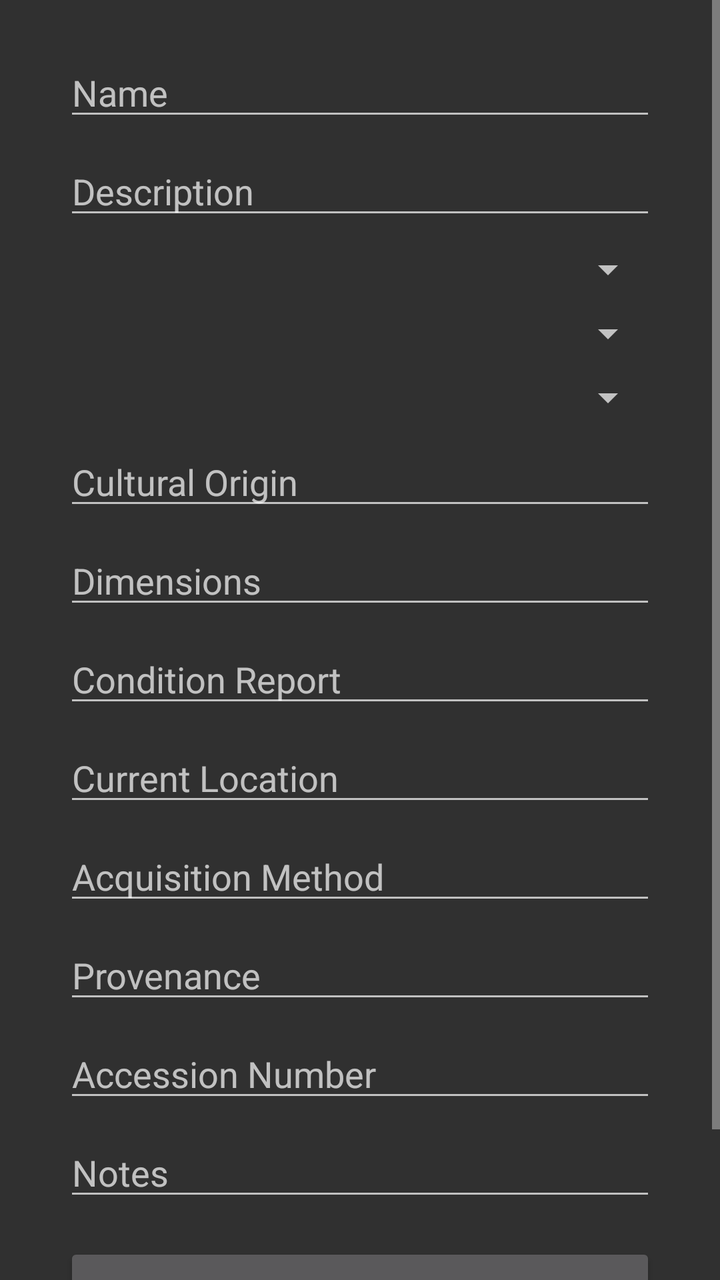
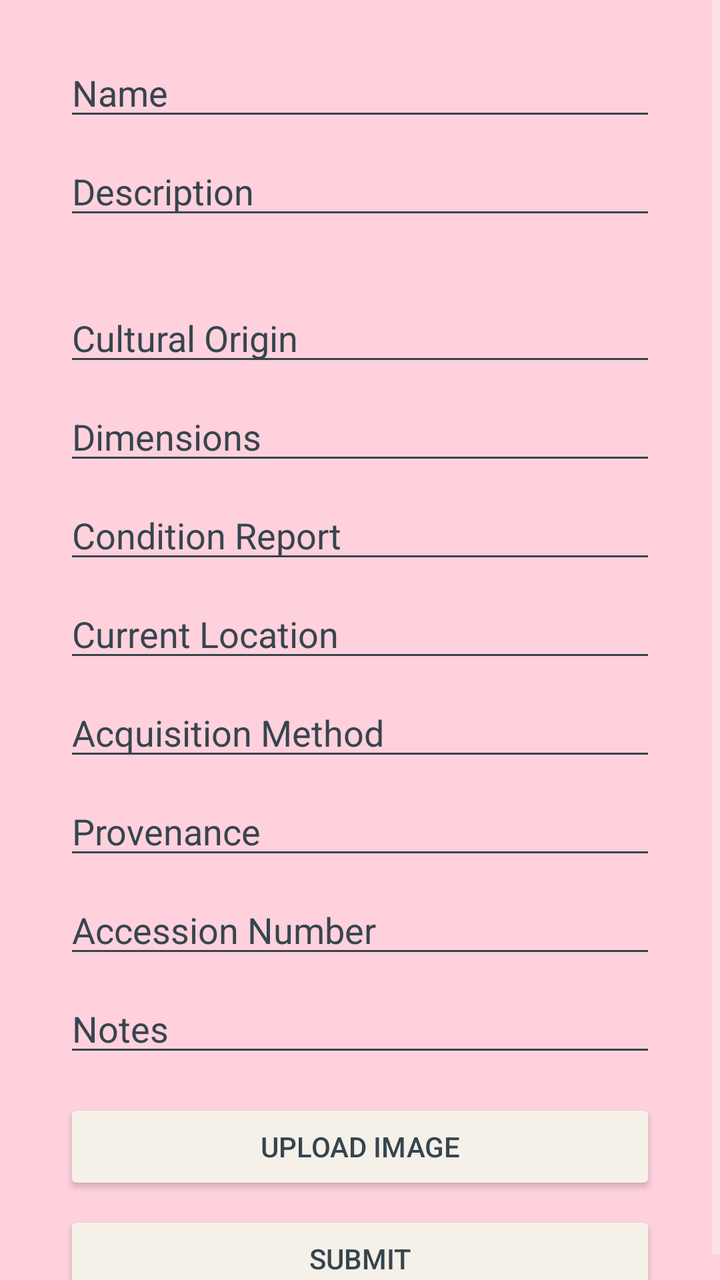

The first picture is an Android layout as it rendered before a commit; the second is the same layout after the commit. The layout source and the unified diff follow.
<!-- AndroidManifest.xml: application theme Theme.AppCompat -->
<!-- res/layout/fragment_add_item.xml -->
<?xml version="1.0" encoding="utf-8"?>
<ScrollView
    xmlns:android="http://schemas.android.com/apk/res/android"
    xmlns:app="http://schemas.android.com/apk/res-auto"
    xmlns:tools="http://schemas.android.com/tools"
    android:layout_width="match_parent"
    android:layout_height="match_parent"
    android:fillViewport="true">

    <androidx.constraintlayout.widget.ConstraintLayout xmlns:android="http://schemas.android.com/apk/res/android"
        xmlns:app="http://schemas.android.com/apk/res-auto"
        xmlns:tools="http://schemas.android.com/tools"
        android:layout_width="match_parent"
        android:layout_height="match_parent"
        tools:context=".AddItemFragment">

        
        <EditText
            android:id="@+id/editTextName"
            android:layout_width="0dp"
            android:layout_height="wrap_content"
            android:layout_marginStart="32dp"
            android:layout_marginTop="24dp"
            android:layout_marginEnd="32dp"
            android:ems="10"
            android:hint="Name"
            android:inputType="text"
            app:layout_constraintEnd_toEndOf="parent"
            app:layout_constraintStart_toStartOf="parent"
            app:layout_constraintTop_toTopOf="parent" />

        
        <EditText
            android:id="@+id/editTextDescription"
            android:layout_width="0dp"
            android:layout_height="wrap_content"
            android:layout_marginStart="32dp"
            android:layout_marginTop="8dp"
            android:layout_marginEnd="32dp"
            android:ems="10"
            android:hint="Description"
            android:inputType="textMultiLine"
            app:layout_constraintEnd_toEndOf="parent"
            app:layout_constraintStart_toStartOf="parent"
            app:layout_constraintTop_toBottomOf="@id/editTextName" />

        
        <Spinner
            android:id="@+id/spinnerPeriod"
            android:layout_width="0dp"
            android:layout_height="wrap_content"
            android:layout_marginStart="32dp"
            android:layout_marginTop="8dp"
            android:layout_marginEnd="32dp"
            app:layout_constraintEnd_toEndOf="parent"
            app:layout_constraintStart_toStartOf="parent"
            app:layout_constraintTop_toBottomOf="@id/editTextDescription" />

        
        <Spinner
            android:id="@+id/spinnerCategory1"
            android:layout_width="0dp"
            android:layout_height="wrap_content"
            android:layout_marginStart="32dp"
            android:layout_marginTop="8dp"
            android:layout_marginEnd="32dp"
            app:layout_constraintEnd_toEndOf="parent"
            app:layout_constraintStart_toStartOf="parent"
            app:layout_constraintTop_toBottomOf="@id/spinnerPeriod" />

        
        <Spinner
            android:id="@+id/spinnerMaterial"
            android:layout_width="0dp"
            android:layout_height="wrap_content"
            android:layout_marginStart="32dp"
            android:layout_marginTop="8dp"
            android:layout_marginEnd="32dp"
            app:layout_constraintEnd_toEndOf="parent"
            app:layout_constraintStart_toStartOf="parent"
            app:layout_constraintTop_toBottomOf="@id/spinnerCategory1" />

        
        <EditText
            android:id="@+id/editCulturalOrigin"
            android:layout_width="0dp"
            android:layout_height="wrap_content"
            android:layout_marginStart="32dp"
            android:layout_marginTop="8dp"
            android:layout_marginEnd="32dp"
            android:hint="Cultural Origin"
            android:inputType="text"
            app:layout_constraintEnd_toEndOf="parent"
            app:layout_constraintStart_toStartOf="parent"
            app:layout_constraintTop_toBottomOf="@id/spinnerMaterial" />

        
        <EditText
            android:id="@+id/editDimensions"
            android:layout_width="0dp"
            android:layout_height="wrap_content"
            android:layout_marginStart="32dp"
            android:layout_marginTop="8dp"
            android:layout_marginEnd="32dp"
            android:hint="Dimensions"
            android:inputType="text"
            app:layout_constraintEnd_toEndOf="parent"
            app:layout_constraintStart_toStartOf="parent"
            app:layout_constraintTop_toBottomOf="@id/editCulturalOrigin" />

        
        <EditText
            android:id="@+id/editConditionReport"
            android:layout_width="0dp"
            android:layout_height="wrap_content"
            android:layout_marginStart="32dp"
            android:layout_marginTop="8dp"
            android:layout_marginEnd="32dp"
            android:hint="Condition Report"
            android:inputType="textMultiLine"
            app:layout_constraintEnd_toEndOf="parent"
            app:layout_constraintStart_toStartOf="parent"
            app:layout_constraintTop_toBottomOf="@id/editDimensions" />

        
        <EditText
            android:id="@+id/editCurrentLocation"
            android:layout_width="0dp"
            android:layout_height="wrap_content"
            android:layout_marginStart="32dp"
            android:layout_marginTop="8dp"
            android:layout_marginEnd="32dp"
            android:hint="Current Location"
            android:inputType="text"
            app:layout_constraintEnd_toEndOf="parent"
            app:layout_constraintStart_toStartOf="parent"
            app:layout_constraintTop_toBottomOf="@id/editConditionReport" />

        
        <EditText
            android:id="@+id/editAccMethod"
            android:layout_width="0dp"
            android:layout_height="wrap_content"
            android:layout_marginStart="32dp"
            android:layout_marginTop="8dp"
            android:layout_marginEnd="32dp"
            android:hint="Acquisition Method"
            android:inputType="text"
            app:layout_constraintEnd_toEndOf="parent"
            app:layout_constraintStart_toStartOf="parent"
            app:layout_constraintTop_toBottomOf="@id/editCurrentLocation" />

        
        <EditText
            android:id="@+id/editProvenance"
            android:layout_width="0dp"
            android:layout_height="wrap_content"
            android:layout_marginStart="32dp"
            android:layout_marginTop="8dp"
            android:layout_marginEnd="32dp"
            android:hint="Provenance"
            android:inputType="textMultiLine"
            app:layout_constraintEnd_toEndOf="parent"
            app:layout_constraintStart_toStartOf="parent"
            app:layout_constraintTop_toBottomOf="@id/editAccMethod" />

        
        <EditText
            android:id="@+id/editAccNum"
            android:layout_width="0dp"
            android:layout_height="wrap_content"
            android:layout_marginStart="32dp"
            android:layout_marginTop="8dp"
            android:layout_marginEnd="32dp"
            android:hint="Accession Number"
            android:inputType="text"
            app:layout_constraintEnd_toEndOf="parent"
            app:layout_constraintStart_toStartOf="parent"
            app:layout_constraintTop_toBottomOf="@id/editProvenance" />

        
        <EditText
            android:id="@+id/editNotes"
            android:layout_width="0dp"
            android:layout_height="wrap_content"
            android:layout_marginStart="32dp"
            android:layout_marginTop="8dp"
            android:layout_marginEnd="32dp"
            android:hint="Notes"
            android:inputType="textMultiLine"
            app:layout_constraintEnd_toEndOf="parent"
            app:layout_constraintStart_toStartOf="parent"
            app:layout_constraintTop_toBottomOf="@id/editAccNum" />

        
        <Button
            android:id="@+id/buttonUploadImg"
            android:layout_width="0dp"
            android:layout_height="wrap_content"
            android:layout_marginStart="32dp"
            android:layout_marginTop="16dp"
            android:layout_marginEnd="32dp"
            android:text="Upload image"
            app:layout_constraintEnd_toEndOf="parent"
            app:layout_constraintStart_toStartOf="parent"
            app:layout_constraintTop_toBottomOf="@+id/editNotes" />

        
        <Button
            android:id="@+id/buttonAdd"
            android:layout_width="0dp"
            android:layout_height="wrap_content"
            android:layout_marginStart="32dp"
            android:layout_marginTop="8dp"
            android:layout_marginEnd="32dp"
            android:text="Submit"
            app:layout_constraintEnd_toEndOf="parent"
            app:layout_constraintStart_toStartOf="parent"
            app:layout_constraintTop_toBottomOf="@+id/buttonUploadImg" />



    </androidx.constraintlayout.widget.ConstraintLayout>
</ScrollView>
<!-- resources referenced by this layout -->
<resources>

</resources>

<!-- the commit's change to res/layout/fragment_add_item.xml (unified diff, before → after) -->
@@ -1,17 +1,16 @@
 <?xml version="1.0" encoding="utf-8"?>
-<ScrollView
-    xmlns:android="http://schemas.android.com/apk/res/android"
+<ScrollView xmlns:android="http://schemas.android.com/apk/res/android"
     xmlns:app="http://schemas.android.com/apk/res-auto"
     xmlns:tools="http://schemas.android.com/tools"
     android:layout_width="match_parent"
     android:layout_height="match_parent"
+    android:backgroundTint="#36454F"
     android:fillViewport="true">
 
-    <androidx.constraintlayout.widget.ConstraintLayout xmlns:android="http://schemas.android.com/apk/res/android"
-        xmlns:app="http://schemas.android.com/apk/res-auto"
-        xmlns:tools="http://schemas.android.com/tools"
+    <androidx.constraintlayout.widget.ConstraintLayout
         android:layout_width="match_parent"
         android:layout_height="match_parent"
+        android:background="#FFD1DC"
         tools:context=".AddItemFragment">
 
         
@@ -25,6 +24,9 @@
             android:ems="10"
             android:hint="Name"
             android:inputType="text"
+            android:textColor="#36454F"
+            android:textColorHint="#36454F"
+            android:backgroundTint="#36454F"
             app:layout_constraintEnd_toEndOf="parent"
             app:layout_constraintStart_toStartOf="parent"
             app:layout_constraintTop_toTopOf="parent" />
@@ -40,6 +42,9 @@
             android:ems="10"
             android:hint="Description"
             android:inputType="textMultiLine"
+            android:backgroundTint="#36454F"
+            android:textColor="#36454F"
+            android:textColorHint="#36454F"
             app:layout_constraintEnd_toEndOf="parent"
             app:layout_constraintStart_toStartOf="parent"
             app:layout_constraintTop_toBottomOf="@id/editTextName" />
@@ -52,6 +57,8 @@
             android:layout_marginStart="32dp"
             android:layout_marginTop="8dp"
             android:layout_marginEnd="32dp"
+
+            android:background="#36454F"
             app:layout_constraintEnd_toEndOf="parent"
             app:layout_constraintStart_toStartOf="parent"
             app:layout_constraintTop_toBottomOf="@id/editTextDescription" />
@@ -64,6 +71,7 @@
             android:layout_marginStart="32dp"
             android:layout_marginTop="8dp"
             android:layout_marginEnd="32dp"
+            android:background="#36454F"
             app:layout_constraintEnd_toEndOf="parent"
             app:layout_constraintStart_toStartOf="parent"
             app:layout_constraintTop_toBottomOf="@id/spinnerPeriod" />
@@ -76,6 +84,7 @@
             android:layout_marginStart="32dp"
             android:layout_marginTop="8dp"
             android:layout_marginEnd="32dp"
+            android:background="#36454F"
             app:layout_constraintEnd_toEndOf="parent"
             app:layout_constraintStart_toStartOf="parent"
             app:layout_constraintTop_toBottomOf="@id/spinnerCategory1" />
@@ -90,6 +99,9 @@
             android:layout_marginEnd="32dp"
             android:hint="Cultural Origin"
             android:inputType="text"
+            android:backgroundTint="#36454F"
+            android:textColor="#36454F"
+            android:textColorHint="#36454F"
             app:layout_constraintEnd_toEndOf="parent"
             app:layout_constraintStart_toStartOf="parent"
             app:layout_constraintTop_toBottomOf="@id/spinnerMaterial" />
@@ -104,6 +116,9 @@
             android:layout_marginEnd="32dp"
             android:hint="Dimensions"
             android:inputType="text"
+            android:backgroundTint="#36454F"
+            android:textColor="#36454F"
+            android:textColorHint="#36454F"
             app:layout_constraintEnd_toEndOf="parent"
             app:layout_constraintStart_toStartOf="parent"
             app:layout_constraintTop_toBottomOf="@id/editCulturalOrigin" />
@@ -118,6 +133,9 @@
             android:layout_marginEnd="32dp"
             android:hint="Condition Report"
             android:inputType="textMultiLine"
+            android:backgroundTint="#36454F"
+            android:textColor="#36454F"
+            android:textColorHint="#36454F"
             app:layout_constraintEnd_toEndOf="parent"
             app:layout_constraintStart_toStartOf="parent"
             app:layout_constraintTop_toBottomOf="@id/editDimensions" />
@@ -132,6 +150,9 @@
             android:layout_marginEnd="32dp"
             android:hint="Current Location"
             android:inputType="text"
+            android:backgroundTint="#36454F"
+            android:textColor="#36454F"
+            android:textColorHint="#36454F"
             app:layout_constraintEnd_toEndOf="parent"
             app:layout_constraintStart_toStartOf="parent"
             app:layout_constraintTop_toBottomOf="@id/editConditionReport" />
@@ -146,6 +167,9 @@
             android:layout_marginEnd="32dp"
             android:hint="Acquisition Method"
             android:inputType="text"
+            android:backgroundTint="#36454F"
+            android:textColor="#36454F"
+            android:textColorHint="#36454F"
             app:layout_constraintEnd_toEndOf="parent"
             app:layout_constraintStart_toStartOf="parent"
             app:layout_constraintTop_toBottomOf="@id/editCurrentLocation" />
@@ -159,6 +183,9 @@
             android:layout_marginTop="8dp"
             android:layout_marginEnd="32dp"
             android:hint="Provenance"
+            android:backgroundTint="#36454F"
+            android:textColor="#36454F"
+            android:textColorHint="#36454F"
             android:inputType="textMultiLine"
             app:layout_constraintEnd_toEndOf="parent"
             app:layout_constraintStart_toStartOf="parent"
@@ -174,6 +201,9 @@
             android:layout_marginEnd="32dp"
             android:hint="Accession Number"
             android:inputType="text"
+            android:backgroundTint="#36454F"
+            android:textColor="#36454F"
+            android:textColorHint="#36454F"
             app:layout_constraintEnd_toEndOf="parent"
             app:layout_constraintStart_toStartOf="parent"
             app:layout_constraintTop_toBottomOf="@id/editProvenance" />
@@ -187,6 +217,9 @@
             android:layout_marginTop="8dp"
             android:layout_marginEnd="32dp"
             android:hint="Notes"
+            android:backgroundTint="#36454F"
+            android:textColor="#36454F"
+            android:textColorHint="#36454F"
             android:inputType="textMultiLine"
             app:layout_constraintEnd_toEndOf="parent"
             app:layout_constraintStart_toStartOf="parent"
@@ -200,7 +233,9 @@
             android:layout_marginStart="32dp"
             android:layout_marginTop="16dp"
             android:layout_marginEnd="32dp"
+            android:backgroundTint="#F5F1E8"
             android:text="Upload image"
+            android:textColor="#36454F"
             app:layout_constraintEnd_toEndOf="parent"
             app:layout_constraintStart_toStartOf="parent"
             app:layout_constraintTop_toBottomOf="@+id/editNotes" />
@@ -213,11 +248,12 @@
             android:layout_marginStart="32dp"
             android:layout_marginTop="8dp"
             android:layout_marginEnd="32dp"
+            android:backgroundTint="#F5F1E8"
             android:text="Submit"
+            android:textColor="#36454F"
             app:layout_constraintEnd_toEndOf="parent"
             app:layout_constraintStart_toStartOf="parent"
             app:layout_constraintTop_toBottomOf="@+id/buttonUploadImg" />
-
 
 
     </androidx.constraintlayout.widget.ConstraintLayout>
